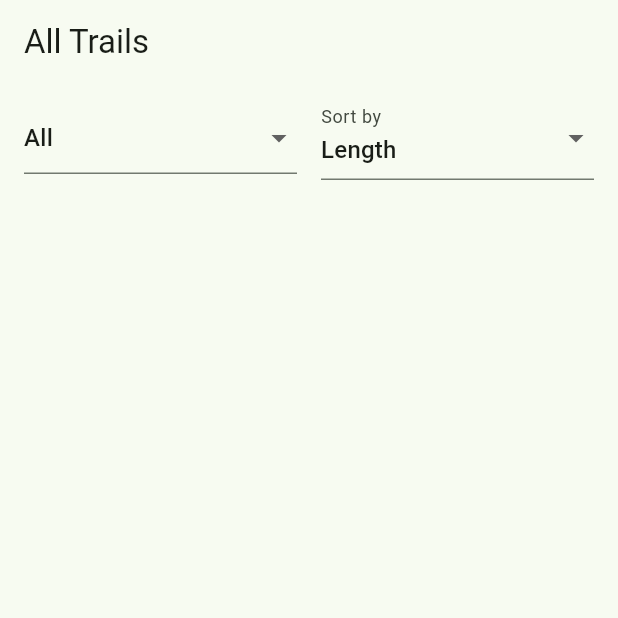
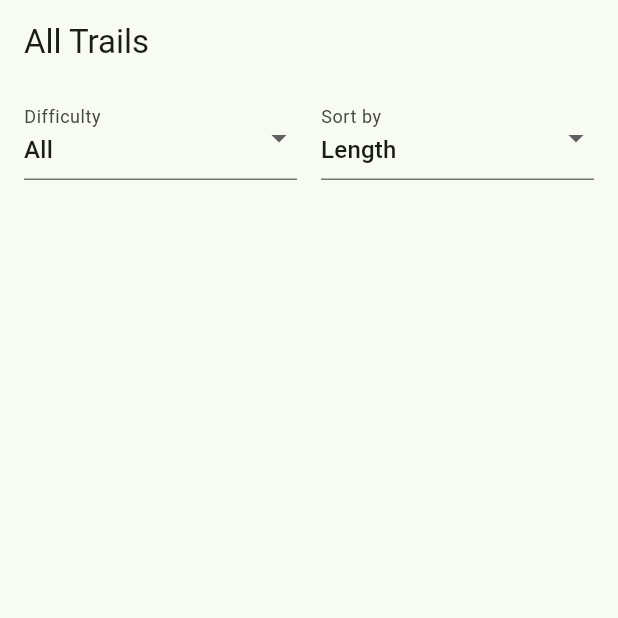
Before and after one commit to taqitazwar/hiking-adventure-app, a Flutter app: the TrailsListScreen screen opened by its route, on a phone screen of 412 x 824 dp, the top half of it. Run offline on Flutter 3.47's test engine with Material 3 defaults, Android fonts, the phone set to English and light mode, and no system bars; our stand-ins replace cloud_firestore, firebase_auth, firebase_core, firebase_storage, go_router, image_picker; missing offline and left inert: firebase_ui_auth; accounts and stored records are empty.

Commit message:
fix: correct difficulty dropdown, include time in TrailCard, and support filtering+sorting composite indexes

```diff
--- a/lib/screens/trails_list_screen.dart
+++ b/lib/screens/trails_list_screen.dart
@@ -5,6 +5,7 @@ import '../widgets/trail_card.dart';
 
 class TrailsListScreen extends StatefulWidget {
   const TrailsListScreen({super.key});
+
   @override
   State<TrailsListScreen> createState() => _TrailsListScreenState();
 }
@@ -16,11 +17,10 @@ class _TrailsListScreenState extends State<TrailsListScreen> {
   @override
   Widget build(BuildContext context) {
     // Stream with optional where/orderBy
-    final stream = TrailService()
-        .getTrailsFiltered(
-          difficulty: _filterDifficulty,
-          sortBy: _sortBy,
-        );
+    final stream = TrailService().getTrailsFiltered(
+      difficulty: _filterDifficulty,
+      sortBy: _sortBy,
+    );
 
     return Scaffold(
       appBar: AppBar(title: const Text('All Trails')),
@@ -31,39 +31,31 @@ class _TrailsListScreenState extends State<TrailsListScreen> {
             padding: const EdgeInsets.symmetric(horizontal: 16, vertical: 8),
             child: Row(
               children: [
-                // Difficulty filter
+                // Difficulty filter (nullable)
                 Expanded(
-                  child: DropdownButtonFormField<String>(
+                  child: DropdownButtonFormField<String?>(
                     value: _filterDifficulty,
-                    hint: const Text('All Difficulties'),
-                    items: [
-                      'Easy',
-                      'Moderate',
-                      'Difficult',
-                    ].map((d) {
-                      return DropdownMenuItem(value: d, child: Text(d));
-                    }).toList()
-                      ..insert(
-                          0,
-                          const DropdownMenuItem(
-                              value: null, child: Text('All'))),
-                    onChanged: (v) =>
-                        setState(() => _filterDifficulty = v),
+                    decoration: const InputDecoration(labelText: 'Difficulty'),
+                    items: <String?>[null, 'Easy', 'Moderate', 'Hard']
+                        .map((d) => DropdownMenuItem<String?>(
+                      value: d,
+                      child: Text(d ?? 'All'),
+                    ))
+                        .toList(),
+                    onChanged: (v) => setState(() => _filterDifficulty = v),
                   ),
                 ),
                 const SizedBox(width: 16),
-                // Sort control
+                // Sort control (non-nullable)
                 Expanded(
                   child: DropdownButtonFormField<String>(
                     value: _sortBy,
                     decoration: const InputDecoration(labelText: 'Sort by'),
                     items: const [
-                      DropdownMenuItem(
-                          value: 'length', child: Text('Length')),
+                      DropdownMenuItem(value: 'length', child: Text('Length')),
                       DropdownMenuItem(value: 'time', child: Text('Time')),
                     ],
-                    onChanged: (v) =>
-                        setState(() => _sortBy = v!),
+                    onChanged: (v) => setState(() => _sortBy = v!),
                   ),
                 ),
               ],
--- a/lib/widgets/trail_card.dart
+++ b/lib/widgets/trail_card.dart
@@ -20,6 +20,7 @@ class TrailCard extends StatelessWidget {
         padding: const EdgeInsets.all(16),
         child: Row(
           children: [
+            // Trail image
             FutureBuilder<String>(
               future: imageRef.getDownloadURL(),
               builder: (ctx, snap) {
@@ -38,12 +39,12 @@ class TrailCard extends StatelessWidget {
                   width: 80,
                   height: 80,
                   color: Colors.grey[300],
-                  child: const Icon(Icons.image,
-                      size: 40, color: Colors.grey),
+                  child: const Icon(Icons.image, size: 40, color: Colors.grey),
                 );
               },
             ),
             const SizedBox(width: 16),
+            // Trail info
             Expanded(
               child: Column(
                 crossAxisAlignment: CrossAxisAlignment.start,
@@ -51,11 +52,14 @@ class TrailCard extends StatelessWidget {
                   Text(
                     trail.name,
                     style: const TextStyle(
-                        fontWeight: FontWeight.bold, fontSize: 16),
+                      fontWeight: FontWeight.bold,
+                      fontSize: 16,
+                    ),
                   ),
                   const SizedBox(height: 4),
+                  // Include trail.time before the length
                   Text(
-                    '${trail.location} · ${trail.difficulty} · ${trail.length.toStringAsFixed(1)} km',
+                    '${trail.location} · ${trail.difficulty} · ${trail.time} · ${trail.length.toStringAsFixed(1)} km',
                     style: TextStyle(color: Colors.grey[700]),
                   ),
                 ],
```
